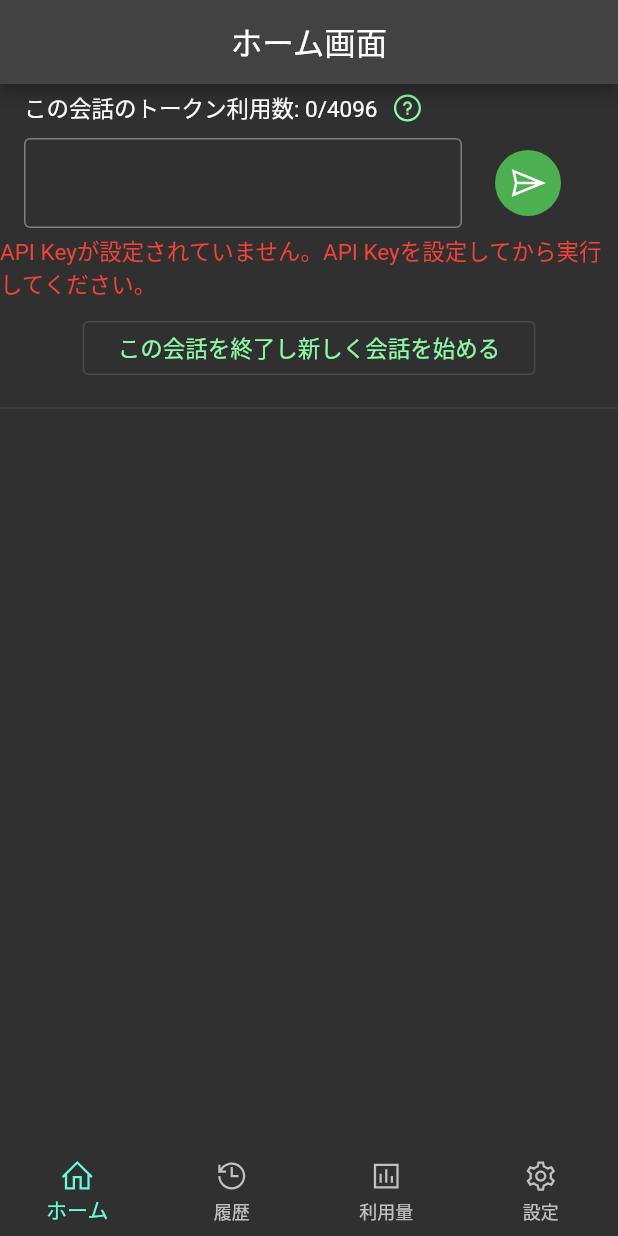
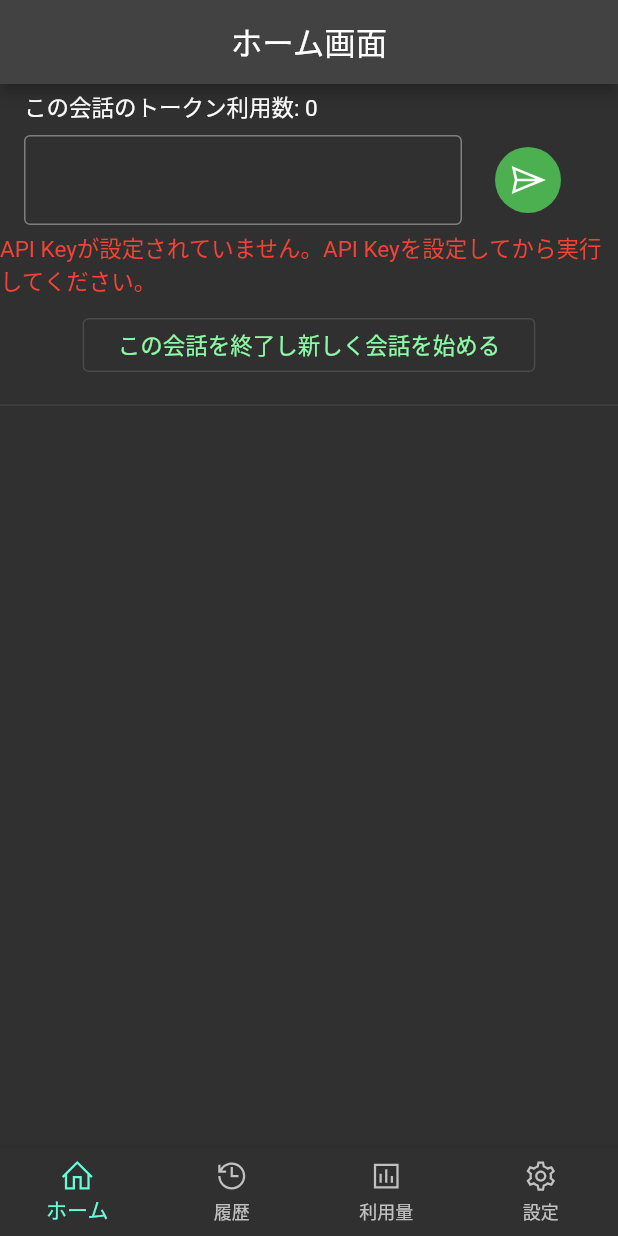
Before and after one commit to hotdrop/my-assistant, a Flutter app: the screen it shows after launch, on a phone screen of 412 x 824 dp. Run offline on Flutter 3.47's test engine with Material 2 defaults, Android fonts, the phone set to English and light mode, and no system bars; our stand-ins replace firebase_core, flutter_markdown, flutter_riverpod, freezed_annotation, hive_flutter, line_icons and 5 more; missing offline and left inert: markdown; accounts and stored records are empty; generated files the repository leaves out were written again; Roboto replaces fonts that are missing (Note Sans JP).

Commit message:
fix: max_tokenの使用を少し勘違いしていたので修正

```diff
--- a/lib/ui/home/home_controller.dart
+++ b/lib/ui/home/home_controller.dart
@@ -169,16 +169,13 @@ final totalTokenNumProvider = Provider((ref) {
 // 会話は上から下方向に時系列で進んでいくのでスクロールを常に一番下に移動させるためこれを定義する
 final chatScrollControllerProvider = StateProvider((_) => ScrollController());
 
-// 入力枠の下に表示するエラーメッセージ。今のところAPIKeyのエラーしかない
+// 入力枠の下に表示するエラーメッセージ
 final errorProvider = Provider<String?>((ref) {
   final appSettings = ref.watch(appSettingsProvider);
-  final isReachedMaxToken = ref.watch(_isReachedMaxTokenProvider);
   final apiErrorMessage = ref.watch(_apiErrorMessage);
 
   if (appSettings.apiKey == null) {
     return 'API Keyが設定されていません。API Keyを設定してから実行してください。';
-  } else if (isReachedMaxToken) {
-    return '最大トークン数(${appSettings.maxTokenNum})に達したのでこれ以上会話はできません。';
   } else if (apiErrorMessage != null) {
     return apiErrorMessage;
   }
@@ -187,10 +184,3 @@ final errorProvider = Provider<String?>((ref) {
 
 // APIのエラー
 final _apiErrorMessage = StateProvider<String?>((_) => null);
-
-// 最大トークン数に達したか？
-final _isReachedMaxTokenProvider = Provider<bool>((ref) {
-  final maxToken = ref.watch(appSettingsProvider.select((value) => value.maxTokenNum));
-  final currentToken = ref.watch(totalTokenNumProvider);
-  return currentToken >= maxToken;
-});
--- a/lib/ui/home/home_page.dart
+++ b/lib/ui/home/home_page.dart
@@ -39,17 +39,12 @@ class _ViewHeader extends ConsumerWidget {
   @override
   Widget build(BuildContext context, WidgetRef ref) {
     final totalTokenNum = ref.watch(totalTokenNumProvider);
-    final maxTokenNum = ref.watch(appSettingsProvider.select((value) => value.maxTokenNum));
 
     return Padding(
       padding: const EdgeInsets.symmetric(horizontal: 16, vertical: 4),
       child: Row(children: [
-        Text('この会話のトークン利用数: $totalTokenNum/$maxTokenNum'),
+        Text('この会話のトークン利用数: $totalTokenNum'),
         const SizedBox(width: 8),
-        Tooltip(
-          message: '最大トークン数は$maxTokenNumです。最大トークンに達したら会話続行はできません。',
-          child: LineIcon(LineIcons.questionCircle),
-        )
       ]),
     );
   }
```
Also changed, not shown: 1 other file.
